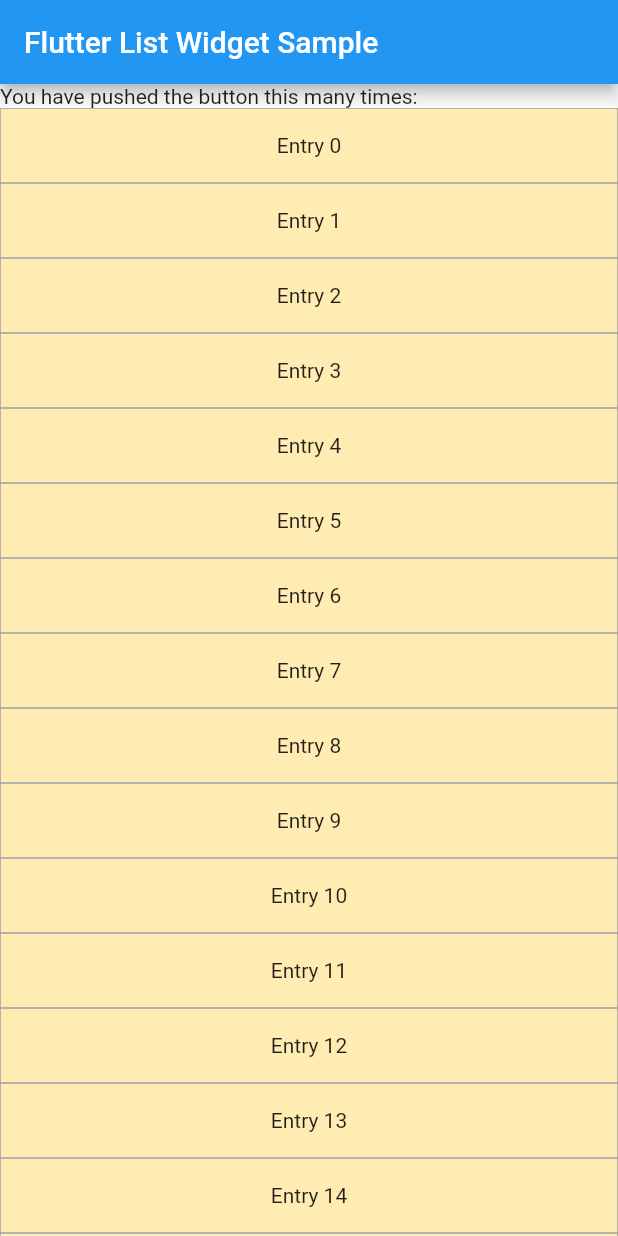
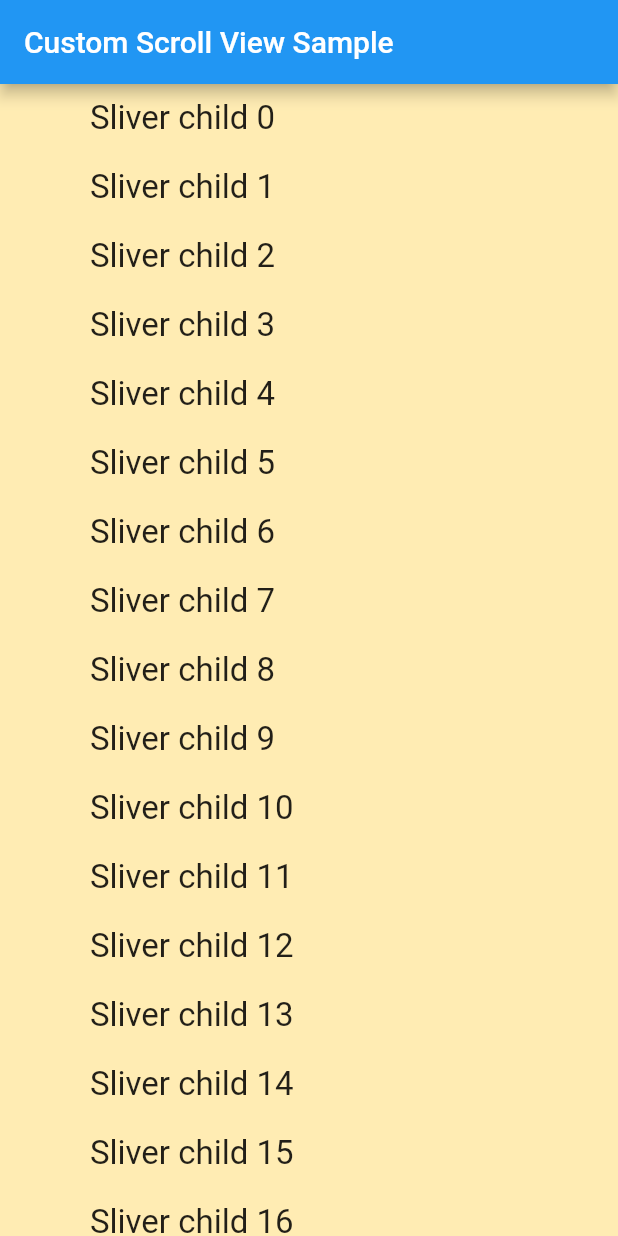
Before and after one commit to kevin76g/flutter_list_widget_sample, a Flutter app: the screen it shows after launch, on a phone screen of 412 x 824 dp. Run offline on Flutter 3.47's test engine with Material 2 defaults, Android fonts, the phone set to English and light mode, and no system bars.

Commit message:
CustomScrollViewを作成

```diff
--- a/lib/main.dart
+++ b/lib/main.dart
@@ -15,15 +15,13 @@ class MyApp extends StatelessWidget {
       theme: ThemeData(
         primarySwatch: Colors.blue,
       ),
-      home: const MyHomePage(title: 'Flutter List Widget Sample'),
+      home: const MyHomePage(),
     );
   }
 }
 
 class MyHomePage extends StatefulWidget {
-  const MyHomePage({Key? key, required this.title}) : super(key: key);
-
-  final String title;
+  const MyHomePage({Key? key}) : super(key: key);
 
   @override
   State<MyHomePage> createState() => _MyHomePageState();
@@ -35,7 +33,7 @@ class _MyHomePageState extends State<MyHomePage> {
   @override
   void initState() {
     super.initState();
-    for (int i = 0; i < 50; i++) {
+    for (int i = 0; i <= 50; i++) {
       entries.add(i);
     }
   }
@@ -44,28 +42,27 @@ class _MyHomePageState extends State<MyHomePage> {
   Widget build(BuildContext context) {
     return Scaffold(
       appBar: AppBar(
-        title: Text(widget.title),
+        title: const Text('Custom Scroll View Sample'),
       ),
-      body: ListView(
-        children: <Widget>[
-          const Text(
-            'You have pushed the button this many times:',
+      body: CustomScrollView(slivers: [
+        SliverList(
+          delegate: SliverChildBuilderDelegate(
+            (BuildContext context, int index) {
+              return Container(
+                color: Colors.amber.shade100,
+                padding: const EdgeInsets.symmetric(
+                    vertical: 10.0, horizontal: 60.0),
+                alignment: Alignment.centerLeft,
+                child: Text(
+                  'Sliver child ${entries[index].toString()}',
+                  style: const TextStyle(fontSize: 22.0),
+                ),
+              );
+            },
+            childCount: entries.length,
           ),
-          ListView.builder(
-              shrinkWrap: true,
-              itemCount: entries.length,
-              itemBuilder: (BuildContext context, int index) {
-                return Container(
-                  decoration: BoxDecoration(
-                      color: Colors.amber.shade100,
-                      border: Border.all(color: Colors.grey, width: 0.5)),
-                  height: 50,
-                  // color: Colors.amber,
-                  child: Center(child: Text('Entry ${entries[index]}')),
-                );
-              }),
-        ],
-      ),
+        ),
+      ]),
     );
   }
 }
```
Also changed, not shown: pubspec.lock, 2 other files.
